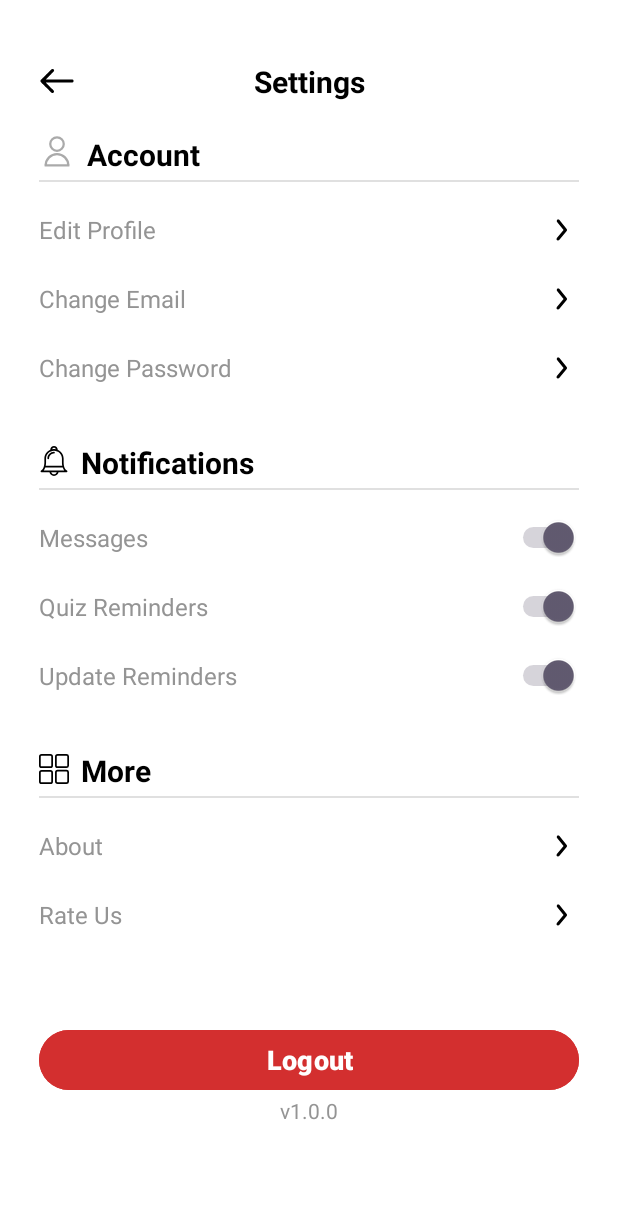
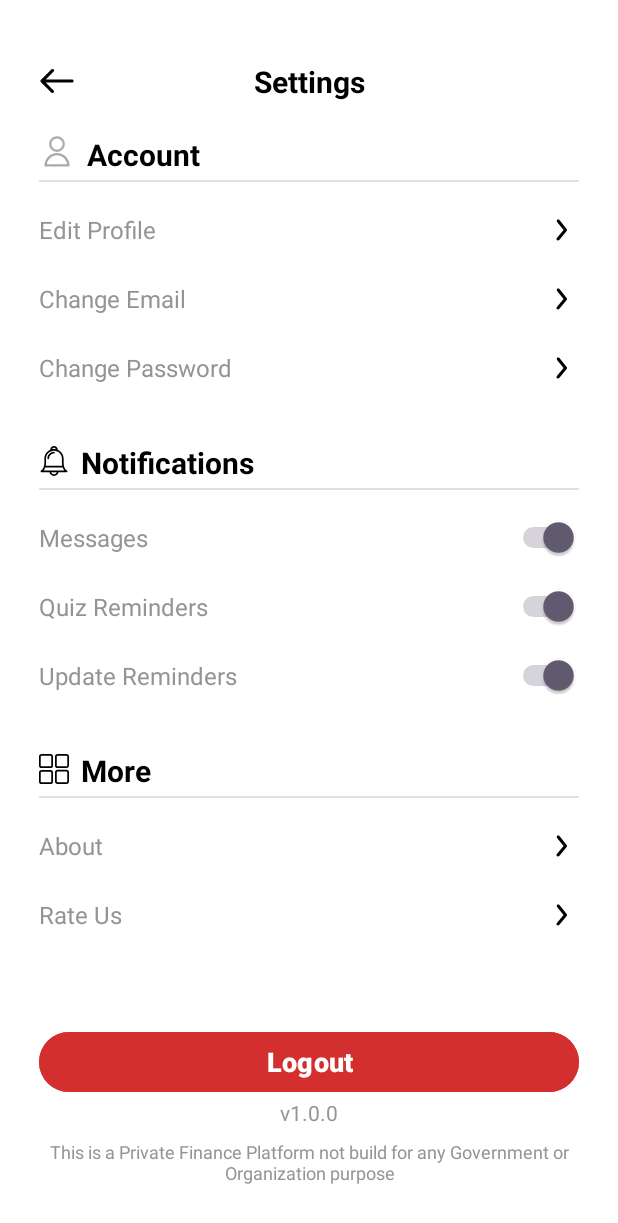
Before and after one commit to PeraByte/Tradeveil, an Android app: the Settings screen opened directly, with no data from a screen before it, on a phone screen of 412 x 824 dp. Shown: the top 1223 px of the screen. Run offline under Robolectric (Android 15) with nearby library versions, the phone set to English and light mode, and no system bars; our stand-ins replace Firebase (no records; nobody signed in at launch, a user with empty details on screens opened directly); Roboto replaces fonts that are not available here; 1 statement that could not run was skipped.

Commit message:
Version 1.0.0

```diff
--- a/app/src/main/res/layout/activity_settings.xml
+++ b/app/src/main/res/layout/activity_settings.xml
@@ -424,9 +424,22 @@
             android:id="@+id/textView8"
             android:layout_width="wrap_content"
             android:layout_height="wrap_content"
-            android:layout_marginBottom="48dp"
+            android:layout_marginBottom="8dp"
             android:text="v1.0.0"
             android:textColor="@color/dark_gray_text"
+            app:layout_constraintBottom_toTopOf="@+id/textView12"
+            app:layout_constraintEnd_toEndOf="parent"
+            app:layout_constraintStart_toStartOf="parent" />
+
+        <TextView
+            android:id="@+id/textView12"
+            android:layout_width="wrap_content"
+            android:layout_height="wrap_content"
+            android:layout_marginBottom="8dp"
+            android:text="This is a Private Finance Platform not build for any Government or Organization purpose"
+            android:textAlignment="center"
+            android:textColor="@color/dark_gray_text"
+            android:textSize="12sp"
             app:layout_constraintBottom_toBottomOf="parent"
             app:layout_constraintEnd_toEndOf="parent"
             app:layout_constraintStart_toStartOf="parent" />
```
